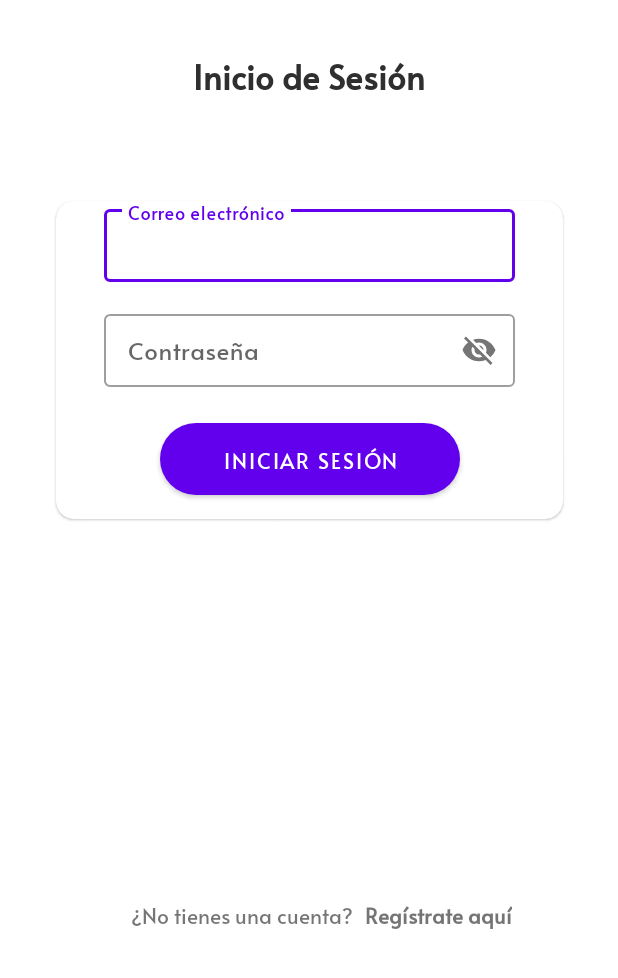
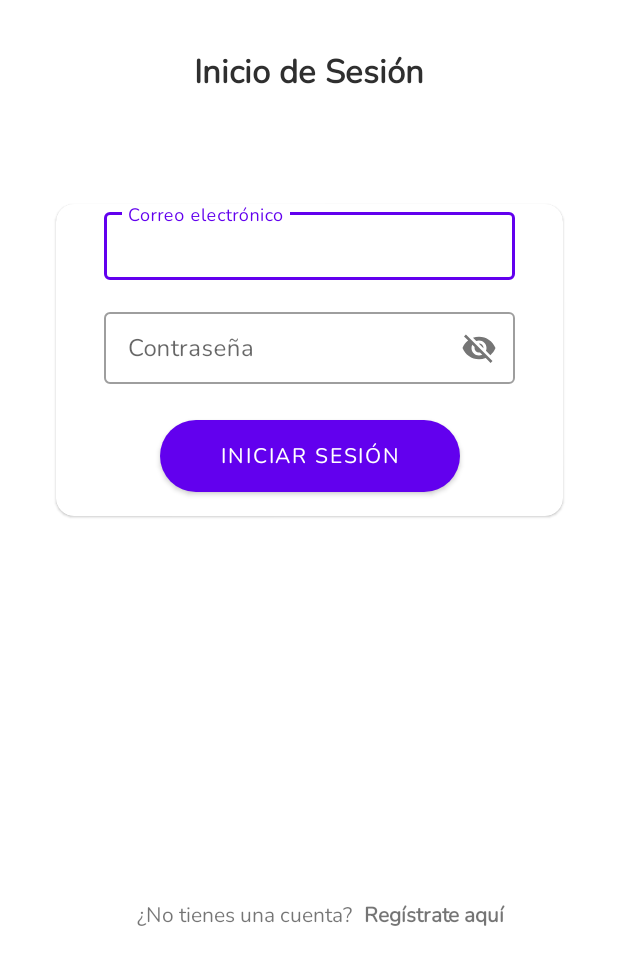
Before and after one commit to wizelineacademy/BAZANDROID4-2023CAPSTONE, an Android app built with Jetpack Compose: the screen it shows after launch (LoginActivity), on a phone screen of 412 x 824 dp, the part 258-1236 px from its top. Run offline under Robolectric (Android 15) with nearby library versions, the phone set to English and light mode, and no system bars; our stand-ins replace Dagger/Hilt's generated code, Firebase (no records; nobody signed in at launch, a user with empty details on screens opened directly), RxJava, data binding; libraries missing offline, so code that uses them is left out: com.firebase.ui; Roboto replaces fonts that are not available here; 1 statement that could not run was skipped.

Commit message:
- cambiar fuente para los textos

```diff
--- a/app/src/main/java/com/example/themoviedb/presentation/compose/ui/theme/Theme.kt
+++ b/app/src/main/java/com/example/themoviedb/presentation/compose/ui/theme/Theme.kt
@@ -32,7 +32,7 @@ private val LightColorPalette = lightColors(
 )
 
 val customFontFamily = FontFamily(
-    Font(R.font.alata_regular),
+    Font(R.font.nunito_regular),
     //Font(R.font.custom_font_bold, FontWeight.Bold)
 )
 
--- a/app/src/main/res/values/themes.xml
+++ b/app/src/main/res/values/themes.xml
@@ -13,7 +13,7 @@
         <item name="android:statusBarColor">?attr/colorPrimaryVariant</item>
         <!-- Customize your theme here. -->
 
-        <item name="fontFamily">@font/alata_regular</item>
+        <item name="fontFamily">@font/nunito_regular</item>
     </style>
 
     <style name="BottomNavTextSelected" parent="@android:style/TextAppearance">
```
Also changed, not shown: app/src/main/res/font/aladin_regular.ttf (deleted), app/src/main/res/font/alata_regular.ttf (deleted), app/src/main/res/font/nunito_regular.ttf (added).
